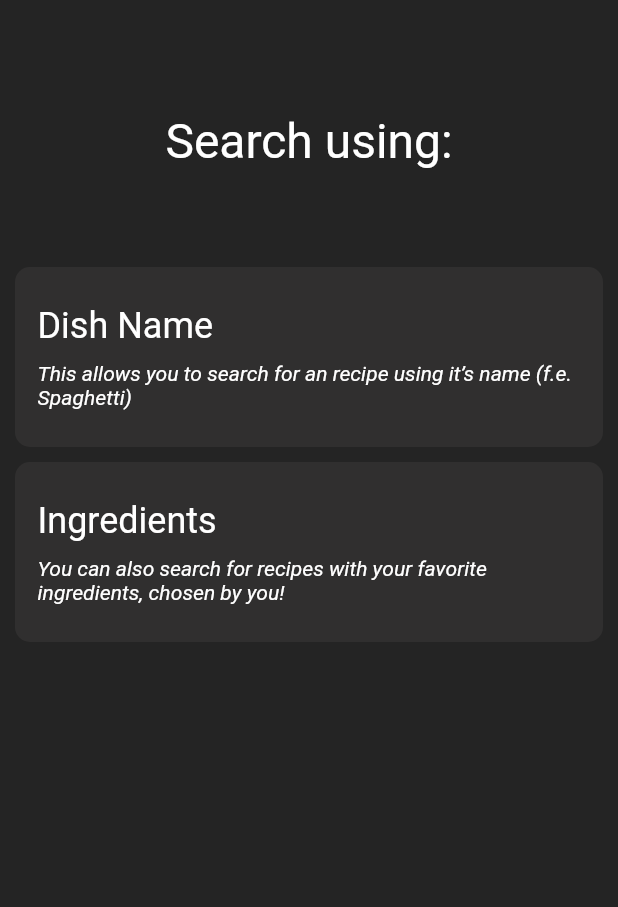
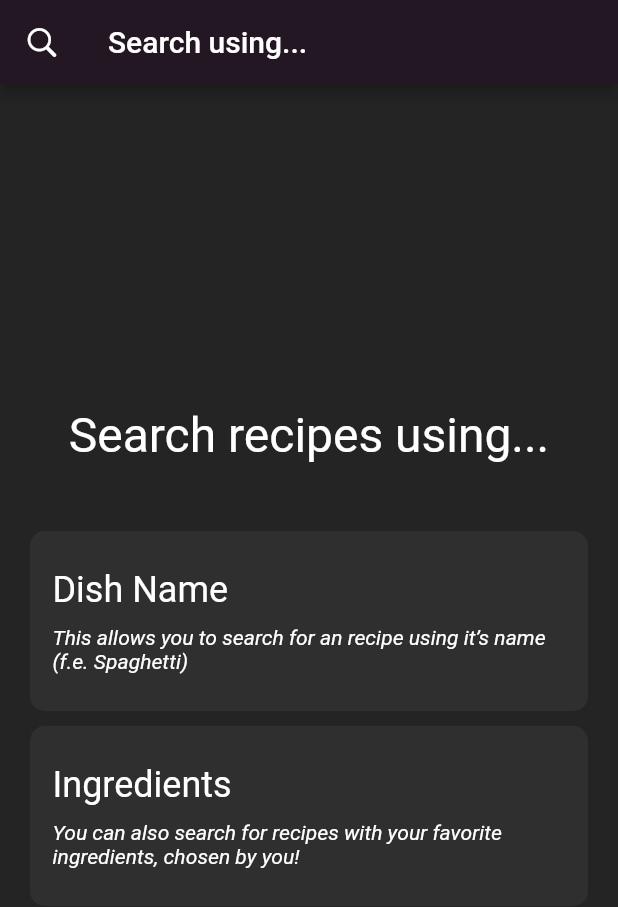
Before and after one commit to MarcoBorn-1/recipe-application, a Flutter app: the SearchOptionScreen screen opened directly, on a phone screen of 412 x 824 dp. Shown: the top 907 px of the screen. Run offline on Flutter 3.47's test engine with Material 2 defaults, Android fonts, the light colour scheme and no system bars; our stand-ins replace firebase_auth, firebase_core, flutter_rating_bar, persistent_bottom_nav_bar, recase; accounts and stored records are empty; network calls fail.

Commit message:
Refactor of UI in search option screen

```diff
--- a/frontend/lib/search/screens/search_option_screen.dart
+++ b/frontend/lib/search/screens/search_option_screen.dart
@@ -1,3 +1,4 @@
+import 'package:flutter/cupertino.dart';
 import 'package:flutter/material.dart';
 import 'package:frontend/search/screens/search_dish_name.dart';
 import 'package:frontend/search/widgets/search_option_container.dart';
@@ -14,15 +15,29 @@ class SearchOptionScreen extends StatelessWidget {
   @override
   Widget build(BuildContext context) {
     return Scaffold(
+      appBar: AppBar(
+          leading: const Icon(CupertinoIcons.search,
+              color: Colors.white),
+          title: Text("Search using..."),
+        ),
       backgroundColor: const Color(0xFF242424),
-      body: Column(
-          mainAxisAlignment: MainAxisAlignment.start,
+      body: SafeArea(
+        child: Column(
+            mainAxisAlignment: MainAxisAlignment.center,
             crossAxisAlignment: CrossAxisAlignment.center,
             children: [
+              // const Padding(
+              //   padding:  EdgeInsets.only(top: 20.0),
+              //   child: Icon(
+              //     CupertinoIcons.search,
+              //     size: 100,
+              //     color: Colors.white,
+              //   ),
+              // ),
               const Padding(
-              padding: EdgeInsets.only(left: 10, right: 10, top: 75, bottom: 60),
+                padding: EdgeInsets.only(left: 10, right: 10, top: 00, bottom: 40),
                 child: Text(
-                "Search using:",
+                  "Search recipes using...",
                   style: TextStyle(
                     color: Colors.white,
                     fontSize: 32,
@@ -38,13 +53,20 @@ class SearchOptionScreen extends StatelessWidget {
                     )
                   )
                 },
-              child: SearchOptionContainer(titleList[0], descList[0])
+                child: Padding(
+                  padding: const EdgeInsets.symmetric(horizontal: 10.0),
+                  child: SearchOptionContainer(titleList[0], descList[0]),
+                )
               ),
               GestureDetector(
                 onTap: () => {},
-              child: SearchOptionContainer(titleList[1], descList[1])
+                child: Padding(
+                  padding: const EdgeInsets.symmetric(horizontal: 10.0),
+                  child: SearchOptionContainer(titleList[1], descList[1]),
+                )
               ),
             ]),
+      ),
     );
   }
 }
```
Lines whose indentation alone changed are shown as unchanged.
